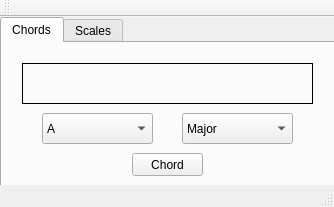
The window that mainwindow.ui (tjruth99/PianoHelper) describes before a commit, drawn with Qt 5.
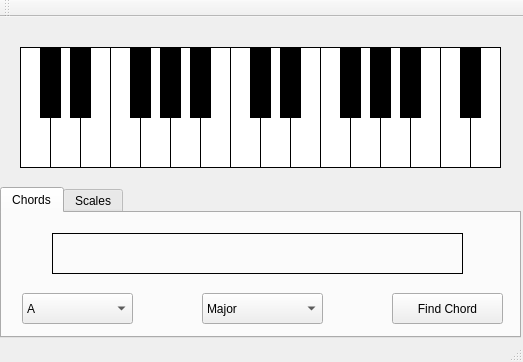
The same window after the commit. The open tabs and pages were chosen to show the change.

Commit message: Added UI for piano roll and added basic implementation for updating notes

```diff
--- a/mainwindow.ui
+++ b/mainwindow.ui
@@ -6,8 +6,8 @@
    <rect>
     <x>0</x>
     <y>0</y>
-    <width>334</width>
-    <height>207</height>
+    <width>523</width>
+    <height>362</height>
    </rect>
   </property>
   <property name="windowTitle">
@@ -18,9 +18,9 @@
     <property name="geometry">
      <rect>
       <x>0</x>
-      <y>0</y>
-      <width>341</width>
-      <height>191</height>
+      <y>170</y>
+      <width>521</width>
+      <height>151</height>
      </rect>
     </property>
     <property name="currentIndex">
@@ -33,22 +33,22 @@
      <widget class="QPushButton" name="chordsButton">
       <property name="geometry">
        <rect>
-        <x>130</x>
-        <y>110</y>
-        <width>71</width>
-        <height>23</height>
+        <x>390</x>
+        <y>80</y>
+        <width>111</width>
+        <height>31</height>
        </rect>
       </property>
       <property name="text">
-       <string>Chord</string>
+       <string>Find Chord</string>
       </property>
      </widget>
      <widget class="QComboBox" name="ChordsTypeComboBox">
       <property name="geometry">
        <rect>
-        <x>180</x>
-        <y>70</y>
-        <width>111</width>
+        <x>200</x>
+        <y>80</y>
+        <width>121</width>
         <height>31</height>
        </rect>
       </property>
@@ -96,9 +96,9 @@
      <widget class="QLabel" name="ChordsOutputLabel">
       <property name="geometry">
        <rect>
-        <x>20</x>
+        <x>50</x>
         <y>20</y>
-        <width>291</width>
+        <width>411</width>
         <height>41</height>
        </rect>
       </property>
@@ -118,8 +118,8 @@
      <widget class="QComboBox" name="ChordsNoteComboBox">
       <property name="geometry">
        <rect>
-        <x>40</x>
-        <y>70</y>
+        <x>20</x>
+        <y>80</y>
         <width>111</width>
         <height>31</height>
        </rect>
@@ -342,6 +342,952 @@
      </widget>
     </widget>
    </widget>
+   <widget class="QLabel" name="notelabel_00">
+    <property name="geometry">
+     <rect>
+      <x>20</x>
+      <y>30</y>
+      <width>31</width>
+      <height>121</height>
+     </rect>
+    </property>
+    <property name="autoFillBackground">
+     <bool>true</bool>
+    </property>
+    <property name="styleSheet">
+     <string notr="true">background-color: white</string>
+    </property>
+    <property name="frameShape">
+     <enum>QFrame::Box</enum>
+    </property>
+    <property name="frameShadow">
+     <enum>QFrame::Plain</enum>
+    </property>
+    <property name="lineWidth">
+     <number>1</number>
+    </property>
+    <property name="midLineWidth">
+     <number>0</number>
+    </property>
+    <property name="text">
+     <string/>
+    </property>
+    <property name="textFormat">
+     <enum>Qt::AutoText</enum>
+    </property>
+   </widget>
+   <widget class="QLabel" name="notelabel_02">
+    <property name="geometry">
+     <rect>
+      <x>50</x>
+      <y>30</y>
+      <width>31</width>
+      <height>121</height>
+     </rect>
+    </property>
+    <property name="autoFillBackground">
+     <bool>true</bool>
+    </property>
+    <property name="styleSheet">
+     <string notr="true">background-color: white</string>
+    </property>
+    <property name="frameShape">
+     <enum>QFrame::Box</enum>
+    </property>
+    <property name="frameShadow">
+     <enum>QFrame::Plain</enum>
+    </property>
+    <property name="lineWidth">
+     <number>1</number>
+    </property>
+    <property name="midLineWidth">
+     <number>0</number>
+    </property>
+    <property name="text">
+     <string/>
+    </property>
+    <property name="textFormat">
+     <enum>Qt::AutoText</enum>
+    </property>
+   </widget>
+   <widget class="QLabel" name="notelabel_01">
+    <property name="geometry">
+     <rect>
+      <x>40</x>
+      <y>30</y>
+      <width>21</width>
+      <height>71</height>
+     </rect>
+    </property>
+    <property name="autoFillBackground">
+     <bool>true</bool>
+    </property>
+    <property name="styleSheet">
+     <string notr="true">background-color: black; font-color: white;</string>
+    </property>
+    <property name="frameShape">
+     <enum>QFrame::Box</enum>
+    </property>
+    <property name="frameShadow">
+     <enum>QFrame::Plain</enum>
+    </property>
+    <property name="lineWidth">
+     <number>1</number>
+    </property>
+    <property name="midLineWidth">
+     <number>0</number>
+    </property>
+    <property name="text">
+     <string/>
+    </property>
+    <property name="textFormat">
+     <enum>Qt::AutoText</enum>
+    </property>
+   </widget>
+   <widget class="QLabel" name="notelabel_05">
+    <property name="geometry">
+     <rect>
+      <x>110</x>
+      <y>30</y>
+      <width>31</width>
+      <height>121</height>
+     </rect>
+    </property>
+    <property name="autoFillBackground">
+     <bool>true</bool>
+    </property>
+    <property name="styleSheet">
+     <string notr="true">background-color: white</string>
+    </property>
+    <property name="frameShape">
+     <enum>QFrame::Box</enum>
+    </property>
+    <property name="frameShadow">
+     <enum>QFrame::Plain</enum>
+    </property>
+    <property name="lineWidth">
+     <number>1</number>
+    </property>
+    <property name="midLineWidth">
+     <number>0</number>
+    </property>
+    <property name="text">
+     <string/>
+    </property>
+    <property name="textFormat">
+     <enum>Qt::AutoText</enum>
+    </property>
+   </widget>
+   <widget class="QLabel" name="notelabel_04">
+    <property name="geometry">
+     <rect>
+      <x>80</x>
+      <y>30</y>
+      <width>31</width>
+      <height>121</height>
+     </rect>
+    </property>
+    <property name="autoFillBackground">
+     <bool>true</bool>
+    </property>
+    <property name="styleSheet">
+     <string notr="true">background-color: white</string>
+    </property>
+    <property name="frameShape">
+     <enum>QFrame::Box</enum>
+    </property>
+    <property name="frameShadow">
+     <enum>QFrame::Plain</enum>
+    </property>
+    <property name="lineWidth">
+     <number>1</number>
+    </property>
+    <property name="midLineWidth">
+     <number>0</number>
+    </property>
+    <property name="text">
+     <string/>
+    </property>
+    <property name="textFormat">
+     <enum>Qt::AutoText</enum>
+    </property>
+   </widget>
+   <widget class="QLabel" name="notelabel_09">
+    <property name="geometry">
+     <rect>
+      <x>170</x>
+      <y>30</y>
+      <width>31</width>
+      <height>121</height>
+     </rect>
+    </property>
+    <property name="autoFillBackground">
+     <bool>true</bool>
+    </property>
+    <property name="styleSheet">
+     <string notr="true">background-color: white</string>
+    </property>
+    <property name="frameShape">
+     <enum>QFrame::Box</enum>
+    </property>
+    <property name="frameShadow">
+     <enum>QFrame::Plain</enum>
+    </property>
+    <property name="lineWidth">
+     <number>1</number>
+    </property>
+    <property name="midLineWidth">
+     <number>0</number>
+    </property>
+    <property name="text">
+     <string/>
+    </property>
+    <property name="textFormat">
+     <enum>Qt::AutoText</enum>
+    </property>
+   </widget>
+   <widget class="QLabel" name="notelabel_11">
+    <property name="geometry">
+     <rect>
+      <x>200</x>
+      <y>30</y>
+      <width>31</width>
+      <height>121</height>
+     </rect>
+    </property>
+    <property name="autoFillBackground">
+     <bool>true</bool>
+    </property>
+    <property name="styleSheet">
+     <string notr="true">background-color: white</string>
+    </property>
+    <property name="frameShape">
+     <enum>QFrame::Box</enum>
+    </property>
+    <property name="frameShadow">
+     <enum>QFrame::Plain</enum>
+    </property>
+    <property name="lineWidth">
+     <number>1</number>
+    </property>
+    <property name="midLineWidth">
+     <number>0</number>
+    </property>
+    <property name="text">
+     <string/>
+    </property>
+    <property name="textFormat">
+     <enum>Qt::AutoText</enum>
+    </property>
+   </widget>
+   <widget class="QLabel" name="notelabel_12">
+    <property name="geometry">
+     <rect>
+      <x>230</x>
+      <y>30</y>
+      <width>31</width>
+      <height>121</height>
+     </rect>
+    </property>
+    <property name="autoFillBackground">
+     <bool>true</bool>
+    </property>
+    <property name="styleSheet">
+     <string notr="true">background-color: white</string>
+    </property>
+    <property name="frameShape">
+     <enum>QFrame::Box</enum>
+    </property>
+    <property name="frameShadow">
+     <enum>QFrame::Plain</enum>
+    </property>
+    <property name="lineWidth">
+     <number>1</number>
+    </property>
+    <property name="midLineWidth">
+     <number>0</number>
+    </property>
+    <property name="text">
+     <string/>
+    </property>
+    <property name="textFormat">
+     <enum>Qt::AutoText</enum>
+    </property>
+   </widget>
+   <widget class="QLabel" name="notelabel_21">
+    <property name="geometry">
+     <rect>
+      <x>380</x>
+      <y>30</y>
+      <width>31</width>
+      <height>121</height>
+     </rect>
+    </property>
+    <property name="autoFillBackground">
+     <bool>true</bool>
+    </property>
+    <property name="styleSheet">
+     <string notr="true">background-color: white</string>
+    </property>
+    <property name="frameShape">
+     <enum>QFrame::Box</enum>
+    </property>
+    <property name="frameShadow">
+     <enum>QFrame::Plain</enum>
+    </property>
+    <property name="lineWidth">
+     <number>1</number>
+    </property>
+    <property name="midLineWidth">
+     <number>0</number>
+    </property>
+    <property name="text">
+     <string/>
+    </property>
+    <property name="textFormat">
+     <enum>Qt::AutoText</enum>
+    </property>
+   </widget>
+   <widget class="QLabel" name="notelabel_19">
+    <property name="geometry">
+     <rect>
+      <x>350</x>
+      <y>30</y>
+      <width>31</width>
+      <height>121</height>
+     </rect>
+    </property>
+    <property name="autoFillBackground">
+     <bool>true</bool>
+    </property>
+    <property name="styleSheet">
+     <string notr="true">background-color: white</string>
+    </property>
+    <property name="frameShape">
+     <enum>QFrame::Box</enum>
+    </property>
+    <property name="frameShadow">
+     <enum>QFrame::Plain</enum>
+    </property>
+    <property name="lineWidth">
+     <number>1</number>
+    </property>
+    <property name="midLineWidth">
+     <number>0</number>
+    </property>
+    <property name="text">
+     <string/>
+    </property>
+    <property name="textFormat">
+     <enum>Qt::AutoText</enum>
+    </property>
+   </widget>
+   <widget class="QLabel" name="notelabel_16">
+    <property name="geometry">
+     <rect>
+      <x>290</x>
+      <y>30</y>
+      <width>31</width>
+      <height>121</height>
+     </rect>
+    </property>
+    <property name="autoFillBackground">
+     <bool>true</bool>
+    </property>
+    <property name="styleSheet">
+     <string notr="true">background-color: white</string>
+    </property>
+    <property name="frameShape">
+     <enum>QFrame::Box</enum>
+    </property>
+    <property name="frameShadow">
+     <enum>QFrame::Plain</enum>
+    </property>
+    <property name="lineWidth">
+     <number>1</number>
+    </property>
+    <property name="midLineWidth">
+     <number>0</number>
+    </property>
+    <property name="text">
+     <string/>
+    </property>
+    <property name="textFormat">
+     <enum>Qt::AutoText</enum>
+    </property>
+   </widget>
+   <widget class="QLabel" name="notelabel_24">
+    <property name="geometry">
+     <rect>
+      <x>440</x>
+      <y>30</y>
+      <width>31</width>
+      <height>121</height>
+     </rect>
+    </property>
+    <property name="autoFillBackground">
+     <bool>true</bool>
+    </property>
+    <property name="styleSheet">
+     <string notr="true">background-color: white</string>
+    </property>
+    <property name="frameShape">
+     <enum>QFrame::Box</enum>
+    </property>
+    <property name="frameShadow">
+     <enum>QFrame::Plain</enum>
+    </property>
+    <property name="lineWidth">
+     <number>1</number>
+    </property>
+    <property name="midLineWidth">
+     <number>0</number>
+    </property>
+    <property name="text">
+     <string/>
+    </property>
+    <property name="textFormat">
+     <enum>Qt::AutoText</enum>
+    </property>
+   </widget>
+   <widget class="QLabel" name="notelabel_23">
+    <property name="geometry">
+     <rect>
+      <x>410</x>
+      <y>30</y>
+      <width>31</width>
+      <height>121</height>
+     </rect>
+    </property>
+    <property name="autoFillBackground">
+     <bool>true</bool>
+    </property>
+    <property name="styleSheet">
+     <string notr="true">background-color: white</string>
+    </property>
+    <property name="frameShape">
+     <enum>QFrame::Box</enum>
+    </property>
+    <property name="frameShadow">
+     <enum>QFrame::Plain</enum>
+    </property>
+    <property name="lineWidth">
+     <number>1</number>
+    </property>
+    <property name="midLineWidth">
+     <number>0</number>
+    </property>
+    <property name="text">
+     <string/>
+    </property>
+    <property name="textFormat">
+     <enum>Qt::AutoText</enum>
+    </property>
+   </widget>
+   <widget class="QLabel" name="notelabel_17">
+    <property name="geometry">
+     <rect>
+      <x>320</x>
+      <y>30</y>
+      <width>31</width>
+      <height>121</height>
+     </rect>
+    </property>
+    <property name="autoFillBackground">
+     <bool>true</bool>
+    </property>
+    <property name="styleSheet">
+     <string notr="true">background-color: white</string>
+    </property>
+    <property name="frameShape">
+     <enum>QFrame::Box</enum>
+    </property>
+    <property name="frameShadow">
+     <enum>QFrame::Plain</enum>
+    </property>
+    <property name="lineWidth">
+     <number>1</number>
+    </property>
+    <property name="midLineWidth">
+     <number>0</number>
+    </property>
+    <property name="text">
+     <string/>
+    </property>
+    <property name="textFormat">
+     <enum>Qt::AutoText</enum>
+    </property>
+   </widget>
+   <widget class="QLabel" name="notelabel_26">
+    <property name="geometry">
+     <rect>
+      <x>470</x>
+      <y>30</y>
+      <width>31</width>
+      <height>121</height>
+     </rect>
+    </property>
+    <property name="autoFillBackground">
+     <bool>true</bool>
+    </property>
+    <property name="styleSheet">
+     <string notr="true">background-color: white</string>
+    </property>
+    <property name="frameShape">
+     <enum>QFrame::Box</enum>
+    </property>
+    <property name="frameShadow">
+     <enum>QFrame::Plain</enum>
+    </property>
+    <property name="lineWidth">
+     <number>1</number>
+    </property>
+    <property name="midLineWidth">
+     <number>0</number>
+    </property>
+    <property name="text">
+     <string/>
+    </property>
+    <property name="textFormat">
+     <enum>Qt::AutoText</enum>
+    </property>
+   </widget>
+   <widget class="QLabel" name="notelabel_14">
+    <property name="geometry">
+     <rect>
+      <x>260</x>
+      <y>30</y>
+      <width>31</width>
+      <height>121</height>
+     </rect>
+    </property>
+    <property name="autoFillBackground">
+     <bool>true</bool>
+    </property>
+    <property name="styleSheet">
+     <string notr="true">background-color: white</string>
+    </property>
+    <property name="frameShape">
+     <enum>QFrame::Box</enum>
+    </property>
+    <property name="frameShadow">
+     <enum>QFrame::Plain</enum>
+    </property>
+    <property name="lineWidth">
+     <number>1</number>
+    </property>
+    <property name="midLineWidth">
+     <number>0</number>
+    </property>
+    <property name="text">
+     <string/>
+    </property>
+    <property name="textFormat">
+     <enum>Qt::AutoText</enum>
+    </property>
+   </widget>
+   <widget class="QLabel" name="notelabel_03">
+    <property name="geometry">
+     <rect>
+      <x>70</x>
+      <y>30</y>
+      <width>21</width>
+      <height>71</height>
+     </rect>
+    </property>
+    <property name="autoFillBackground">
+     <bool>true</bool>
+    </property>
+    <property name="styleSheet">
+     <string notr="true">background-color: black; font-color: white;</string>
+    </property>
+    <property name="frameShape">
+     <enum>QFrame::Box</enum>
+    </property>
+    <property name="frameShadow">
+     <enum>QFrame::Plain</enum>
+    </property>
+    <property name="lineWidth">
+     <number>1</number>
+    </property>
+    <property name="midLineWidth">
+     <number>0</number>
+    </property>
+    <property name="text">
+     <string/>
+    </property>
+    <property name="textFormat">
+     <enum>Qt::AutoText</enum>
+    </property>
+   </widget>
+   <widget class="QLabel" name="notelabel_06">
+    <property name="geometry">
+     <rect>
+      <x>130</x>
+      <y>30</y>
+      <width>21</width>
+      <height>71</height>
+     </rect>
+    </property>
+    <property name="autoFillBackground">
+     <bool>true</bool>
+    </property>
+    <property name="styleSheet">
+     <string notr="true">background-color: black; font-color: white;</string>
+    </property>
+    <property name="frameShape">
+     <enum>QFrame::Box</enum>
+    </property>
+    <property name="frameShadow">
+     <enum>QFrame::Plain</enum>
+    </property>
+    <property name="lineWidth">
+     <number>1</number>
+    </property>
+    <property name="midLineWidth">
+     <number>0</number>
+    </property>
+    <property name="text">
+     <string/>
+    </property>
+    <property name="textFormat">
+     <enum>Qt::AutoText</enum>
+    </property>
+   </widget>
+   <widget class="QLabel" name="notelabel_08">
+    <property name="geometry">
+     <rect>
+      <x>160</x>
+      <y>30</y>
+      <width>21</width>
+      <height>71</height>
+     </rect>
+    </property>
+    <property name="autoFillBackground">
+     <bool>true</bool>
+    </property>
+    <property name="styleSheet">
+     <string notr="true">background-color: black; font-color: white;</string>
+    </property>
+    <property name="frameShape">
+     <enum>QFrame::Box</enum>
+    </property>
+    <property name="frameShadow">
+     <enum>QFrame::Plain</enum>
+    </property>
+    <property name="lineWidth">
+     <number>1</number>
+    </property>
+    <property name="midLineWidth">
+     <number>0</number>
+    </property>
+    <property name="text">
+     <string/>
+    </property>
+    <property name="textFormat">
+     <enum>Qt::AutoText</enum>
+    </property>
+   </widget>
+   <widget class="QLabel" name="notelabel_10">
+    <property name="geometry">
+     <rect>
+      <x>190</x>
+      <y>30</y>
+      <width>21</width>
+      <height>71</height>
+     </rect>
+    </property>
+    <property name="autoFillBackground">
+     <bool>true</bool>
+    </property>
+    <property name="styleSheet">
+     <string notr="true">background-color: black; font-color: white;</string>
+    </property>
+    <property name="frameShape">
+     <enum>QFrame::Box</enum>
+    </property>
+    <property name="frameShadow">
+     <enum>QFrame::Plain</enum>
+    </property>
+    <property name="lineWidth">
+     <number>1</number>
+    </property>
+    <property name="midLineWidth">
+     <number>0</number>
+    </property>
+    <property name="text">
+     <string/>
+    </property>
+    <property name="textFormat">
+     <enum>Qt::AutoText</enum>
+    </property>
+   </widget>
+   <widget class="QLabel" name="notelabel_13">
+    <property name="geometry">
+     <rect>
+      <x>250</x>
+      <y>30</y>
+      <width>21</width>
+      <height>71</height>
+     </rect>
+    </property>
+    <property name="autoFillBackground">
+     <bool>true</bool>
+    </property>
+    <property name="styleSheet">
+     <string notr="true">background-color: black; font-color: white;</string>
+    </property>
+    <property name="frameShape">
+     <enum>QFrame::Box</enum>
+    </property>
+    <property name="frameShadow">
+     <enum>QFrame::Plain</enum>
+    </property>
+    <property name="lineWidth">
+     <number>1</number>
+    </property>
+    <property name="midLineWidth">
+     <number>0</number>
+    </property>
+    <property name="text">
+     <string/>
+    </property>
+    <property name="textFormat">
+     <enum>Qt::AutoText</enum>
+    </property>
+   </widget>
+   <widget class="QLabel" name="notelabel_15">
+    <property name="geometry">
+     <rect>
+      <x>280</x>
+      <y>30</y>
+      <width>21</width>
+      <height>71</height>
+     </rect>
+    </property>
+    <property name="autoFillBackground">
+     <bool>true</bool>
+    </property>
+    <property name="styleSheet">
+     <string notr="true">background-color: black; font-color: white;</string>
+    </property>
+    <property name="frameShape">
+     <enum>QFrame::Box</enum>
+    </property>
+    <property name="frameShadow">
+     <enum>QFrame::Plain</enum>
+    </property>
+    <property name="lineWidth">
+     <number>1</number>
+    </property>
+    <property name="midLineWidth">
+     <number>0</number>
+    </property>
+    <property name="text">
+     <string/>
+    </property>
+    <property name="textFormat">
+     <enum>Qt::AutoText</enum>
+    </property>
+   </widget>
+   <widget class="QLabel" name="notelabel_22">
+    <property name="geometry">
+     <rect>
+      <x>400</x>
+      <y>30</y>
+      <width>21</width>
+      <height>71</height>
+     </rect>
+    </property>
+    <property name="autoFillBackground">
+     <bool>true</bool>
+    </property>
+    <property name="styleSheet">
+     <string notr="true">background-color: black; font-color: white;</string>
+    </property>
+    <property name="frameShape">
+     <enum>QFrame::Box</enum>
+    </property>
+    <property name="frameShadow">
+     <enum>QFrame::Plain</enum>
+    </property>
+    <property name="lineWidth">
+     <number>1</number>
+    </property>
+    <property name="midLineWidth">
+     <number>0</number>
+    </property>
+    <property name="text">
+     <string/>
+    </property>
+    <property name="textFormat">
+     <enum>Qt::AutoText</enum>
+    </property>
+   </widget>
+   <widget class="QLabel" name="notelabel_18">
+    <property name="geometry">
+     <rect>
+      <x>340</x>
+      <y>30</y>
+      <width>21</width>
+      <height>71</height>
+     </rect>
+    </property>
+    <property name="autoFillBackground">
+     <bool>true</bool>
+    </property>
+    <property name="styleSheet">
+     <string notr="true">background-color: black; font-color: white;</string>
+    </property>
+    <property name="frameShape">
+     <enum>QFrame::Box</enum>
+    </property>
+    <property name="frameShadow">
+     <enum>QFrame::Plain</enum>
+    </property>
+    <property name="lineWidth">
+     <number>1</number>
+    </property>
+    <property name="midLineWidth">
+     <number>0</number>
+    </property>
+    <property name="text">
+     <string/>
+    </property>
+    <property name="textFormat">
+     <enum>Qt::AutoText</enum>
+    </property>
+   </widget>
+   <widget class="QLabel" name="notelabel_20">
+    <property name="geometry">
+     <rect>
+      <x>370</x>
+      <y>30</y>
+      <width>21</width>
+      <height>71</height>
+     </rect>
+    </property>
+    <property name="autoFillBackground">
+     <bool>true</bool>
+    </property>
+    <property name="styleSheet">
+     <string notr="true">background-color: black; font-color: white;</string>
+    </property>
+    <property name="frameShape">
+     <enum>QFrame::Box</enum>
+    </property>
+    <property name="frameShadow">
+     <enum>QFrame::Plain</enum>
+    </property>
+    <property name="lineWidth">
+     <number>1</number>
+    </property>
+    <property name="midLineWidth">
+     <number>0</number>
+    </property>
+    <property name="text">
+     <string/>
+    </property>
+    <property name="textFormat">
+     <enum>Qt::AutoText</enum>
+    </property>
+   </widget>
+   <widget class="QLabel" name="notelabel_25">
+    <property name="geometry">
+     <rect>
+      <x>460</x>
+      <y>30</y>
+      <width>21</width>
+      <height>71</height>
+     </rect>
+    </property>
+    <property name="autoFillBackground">
+     <bool>true</bool>
+    </property>
+    <property name="styleSheet">
+     <string notr="true">background-color: black; font-color: white;</string>
+    </property>
+    <property name="frameShape">
+     <enum>QFrame::Box</enum>
+    </property>
+    <property name="frameShadow">
+     <enum>QFrame::Plain</enum>
+    </property>
+    <property name="lineWidth">
+     <number>1</number>
+    </property>
+    <property name="midLineWidth">
+     <number>0</number>
+    </property>
+    <property name="text">
+     <string/>
+    </property>
+    <property name="textFormat">
+     <enum>Qt::AutoText</enum>
+    </property>
+   </widget>
+   <widget class="QLabel" name="notelabel_07">
+    <property name="geometry">
+     <rect>
+      <x>140</x>
+      <y>30</y>
+      <width>31</width>
+      <height>121</height>
+     </rect>
+    </property>
+    <property name="autoFillBackground">
+     <bool>true</bool>
+    </property>
+    <property name="styleSheet">
+     <string notr="true">background-color: white</string>
+    </property>
+    <property name="frameShape">
+     <enum>QFrame::Box</enum>
+    </property>
+    <property name="frameShadow">
+     <enum>QFrame::Plain</enum>
+    </property>
+    <property name="lineWidth">
+     <number>1</number>
+    </property>
+    <property name="midLineWidth">
+     <number>0</number>
+    </property>
+    <property name="text">
+     <string/>
+    </property>
+    <property name="textFormat">
+     <enum>Qt::AutoText</enum>
+    </property>
+   </widget>
+   <zorder>notelabel_07</zorder>
+   <zorder>tabWidget</zorder>
+   <zorder>notelabel_00</zorder>
+   <zorder>notelabel_02</zorder>
+   <zorder>notelabel_05</zorder>
+   <zorder>notelabel_04</zorder>
+   <zorder>notelabel_09</zorder>
+   <zorder>notelabel_11</zorder>
+   <zorder>notelabel_12</zorder>
+   <zorder>notelabel_21</zorder>
+   <zorder>notelabel_19</zorder>
+   <zorder>notelabel_16</zorder>
+   <zorder>notelabel_24</zorder>
+   <zorder>notelabel_23</zorder>
+   <zorder>notelabel_17</zorder>
+   <zorder>notelabel_26</zorder>
+   <zorder>notelabel_14</zorder>
+   <zorder>notelabel_01</zorder>
+   <zorder>notelabel_03</zorder>
+   <zorder>notelabel_06</zorder>
+   <zorder>notelabel_08</zorder>
+   <zorder>notelabel_10</zorder>
+   <zorder>notelabel_13</zorder>
+   <zorder>notelabel_15</zorder>
+   <zorder>notelabel_22</zorder>
+   <zorder>notelabel_18</zorder>
+   <zorder>notelabel_20</zorder>
+   <zorder>notelabel_25</zorder>
   </widget>
   <widget class="QToolBar" name="mainToolBar">
    <attribute name="toolBarArea">
```
Left out of the diff: 56 changed lines with no effect on the pictures. The commit also changes 3 other files.
